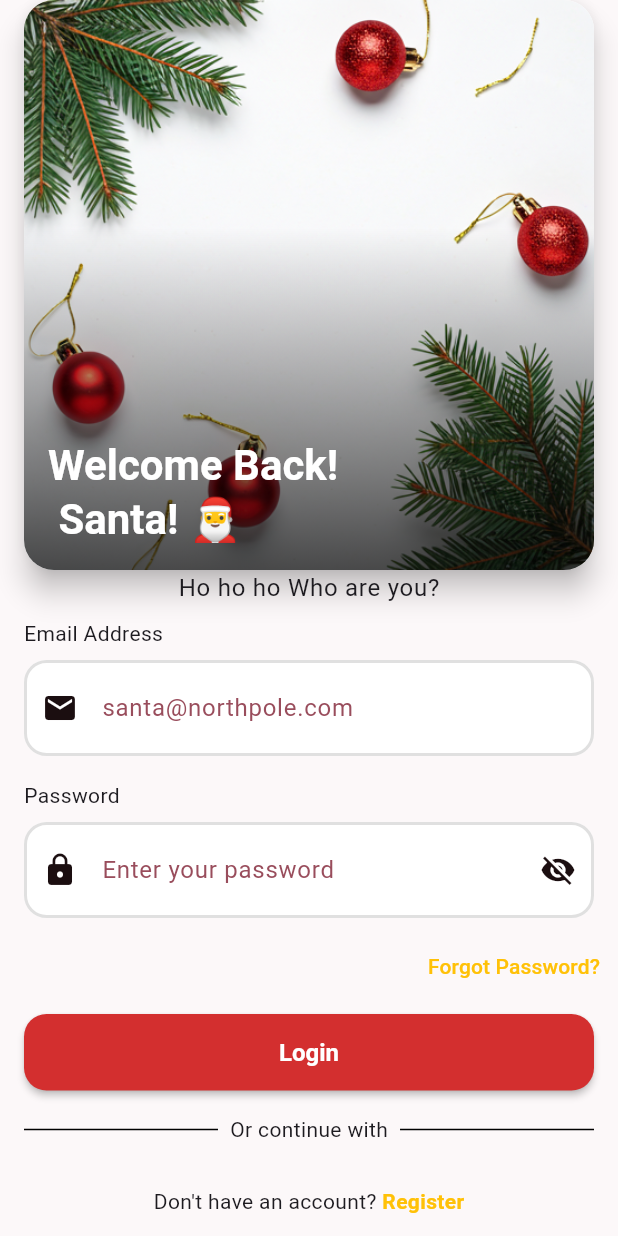
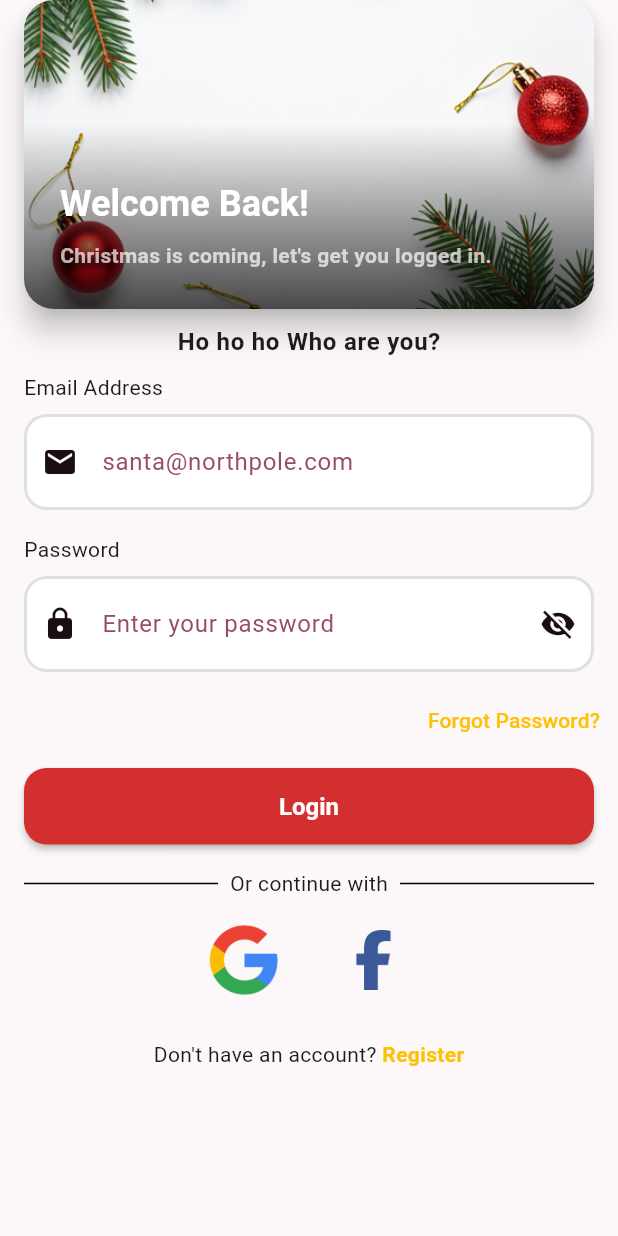
Before and after one commit to lukcza/secret-santa, a Flutter app: the screen it shows after launch, on a phone screen of 412 x 824 dp. Run offline on Flutter 3.47's test engine with Material 3 defaults, Android fonts, the phone set to English and light mode, and no system bars; our stand-ins replace cloud_firestore, equatable, firebase_auth, firebase_core, flutter_bloc, fpdart and 1 more; accounts and stored records are empty.

Commit message:
feat(ui): Split a widgets to others files - Add LoginDivider widget - Add LoginfHeaderCard widget - Start doing a L10N - Add ContextExtension

````diff
--- /dev/null
+++ b/l10n.yaml
@@ -0,0 +1,3 @@
+  "arb-dir": "lib/core/l10n"
+  "template-arb-file": "app_en.arb"
+  "output-localization-file": "app_localizations.dart"
--- /dev/null
+++ b/lib/core/extensions/context_extension.dart
@@ -0,0 +1,5 @@
+import 'package:flutter/material.dart';
+import '../l10n/app_localizations.dart';
+extension ContextExtension on BuildContext {
+  AppLocalizations get loc => AppLocalizations.of(this)!;
+}
--- /dev/null
+++ b/lib/core/l10n/app_en.arb
@@ -0,0 +1,10 @@
+{
+    "loginTitle": "Ho ho ho!\nWho are you?",
+    "emailLabel": "Email Address",
+    "passwordLabel": "Password",
+    "signInButton": "Sign In",
+    "registerLink": "Don't have an account? Sign Up",
+    "errorEmptyEmail": "Please enter your email",
+    "errorShortPassword": "Password must be at least 6 characters",
+    "welcomeImageText": "Merry Christmas!"
+}
--- /dev/null
+++ b/lib/core/l10n/app_localizations.dart
@@ -0,0 +1,182 @@
+import 'dart:async';
+
+import 'package:flutter/foundation.dart';
+import 'package:flutter/widgets.dart';
+import 'package:flutter_localizations/flutter_localizations.dart';
+import 'package:intl/intl.dart' as intl;
+
+import 'app_localizations_en.dart';
+import 'app_localizations_pl.dart';
+
+// ignore_for_file: type=lint
+
+/// Callers can lookup localized strings with an instance of AppLocalizations
+/// returned by `AppLocalizations.of(context)`.
+///
+/// Applications need to include `AppLocalizations.delegate()` in their app's
+/// `localizationDelegates` list, and the locales they support in the app's
+/// `supportedLocales` list. For example:
+///
+/// ```dart
+/// import 'l10n/app_localizations.dart';
+///
+/// return MaterialApp(
+///   localizationsDelegates: AppLocalizations.localizationsDelegates,
+///   supportedLocales: AppLocalizations.supportedLocales,
+///   home: MyApplicationHome(),
+/// );
+/// ```
+///
+/// ## Update pubspec.yaml
+///
+/// Please make sure to update your pubspec.yaml to include the following
+/// packages:
+///
+/// ```yaml
+/// dependencies:
+///   # Internationalization support.
+///   flutter_localizations:
+///     sdk: flutter
+///   intl: any # Use the pinned version from flutter_localizations
+///
+///   # Rest of dependencies
+/// ```
+///
+/// ## iOS Applications
+///
+/// iOS applications define key application metadata, including supported
+/// locales, in an Info.plist file that is built into the application bundle.
+/// To configure the locales supported by your app, you’ll need to edit this
+/// file.
+///
+/// First, open your project’s ios/Runner.xcworkspace Xcode workspace file.
+/// Then, in the Project Navigator, open the Info.plist file under the Runner
+/// project’s Runner folder.
+///
+/// Next, select the Information Property List item, select Add Item from the
+/// Editor menu, then select Localizations from the pop-up menu.
+///
+/// Select and expand the newly-created Localizations item then, for each
+/// locale your application supports, add a new item and select the locale
+/// you wish to add from the pop-up menu in the Value field. This list should
+/// be consistent with the languages listed in the AppLocalizations.supportedLocales
+/// property.
+abstract class AppLocalizations {
+  AppLocalizations(String locale)
+    : localeName = intl.Intl.canonicalizedLocale(locale.toString());
+
+  final String localeName;
+
+  static AppLocalizations? of(BuildContext context) {
+    return Localizations.of<AppLocalizations>(context, AppLocalizations);
+  }
+
+  static const LocalizationsDelegate<AppLocalizations> delegate =
+      _AppLocalizationsDelegate();
+
+  /// A list of this localizations delegate along with the default localizations
+  /// delegates.
+  ///
+  /// Returns a list of localizations delegates containing this delegate along with
+  /// GlobalMaterialLocalizations.delegate, GlobalCupertinoLocalizations.delegate,
+  /// and GlobalWidgetsLocalizations.delegate.
+  ///
+  /// Additional delegates can be added by appending to this list in
+  /// MaterialApp. This list does not have to be used at all if a custom list
+  /// of delegates is preferred or required.
+  static const List<LocalizationsDelegate<dynamic>> localizationsDelegates =
+      <LocalizationsDelegate<dynamic>>[
+        delegate,
+        GlobalMaterialLocalizations.delegate,
+        GlobalCupertinoLocalizations.delegate,
+        GlobalWidgetsLocalizations.delegate,
+      ];
+
+  /// A list of this localizations delegate's supported locales.
+  static const List<Locale> supportedLocales = <Locale>[
+    Locale('en'),
+    Locale('pl'),
+  ];
+
+  /// No description provided for @loginTitle.
+  ///
+  /// In en, this message translates to:
+  /// **'Ho ho ho!\nWho are you?'**
+  String get loginTitle;
+
+  /// No description provided for @emailLabel.
+  ///
+  /// In en, this message translates to:
+  /// **'Email Address'**
+  String get emailLabel;
+
+  /// No description provided for @passwordLabel.
+  ///
+  /// In en, this message translates to:
+  /// **'Password'**
+  String get passwordLabel;
+
+  /// No description provided for @signInButton.
+  ///
+  /// In en, this message translates to:
+  /// **'Sign In'**
+  String get signInButton;
+
+  /// No description provided for @registerLink.
+  ///
+  /// In en, this message translates to:
+  /// **'Don\'t have an account? Sign Up'**
+  String get registerLink;
+
+  /// No description provided for @errorEmptyEmail.
+  ///
+  /// In en, this message translates to:
+  /// **'Please enter your email'**
+  String get errorEmptyEmail;
+
+  /// No description provided for @errorShortPassword.
+  ///
+  /// In en, this message translates to:
+  /// **'Password must be at least 6 characters'**
+  String get errorShortPassword;
+
+  /// No description provided for @welcomeImageText.
+  ///
+  /// In en, this message translates to:
+  /// **'Merry Christmas!'**
+  String get welcomeImageText;
+}
+
+class _AppLocalizationsDelegate
+    extends LocalizationsDelegate<AppLocalizations> {
+  const _AppLocalizationsDelegate();
+
+  @override
+  Future<AppLocalizations> load(Locale locale) {
+    return SynchronousFuture<AppLocalizations>(lookupAppLocalizations(locale));
+  }
+
+  @override
+  bool isSupported(Locale locale) =>
+      <String>['en', 'pl'].contains(locale.languageCode);
+
+  @override
+  bool shouldReload(_AppLocalizationsDelegate old) => false;
+}
+
+AppLocalizations lookupAppLocalizations(Locale locale) {
+  // Lookup logic when only language code is specified.
+  switch (locale.languageCode) {
+    case 'en':
+      return AppLocalizationsEn();
+    case 'pl':
+      return AppLocalizationsPl();
+  }
+
+  throw FlutterError(
+    'AppLocalizations.delegate failed to load unsupported locale "$locale". This is likely '
+    'an issue with the localizations generation tool. Please file an issue '
+    'on GitHub with a reproducible sample app and the gen-l10n configuration '
+    'that was used.',
+  );
+}
--- /dev/null
+++ b/lib/core/l10n/app_localizations_en.dart
@@ -0,0 +1,34 @@
+// ignore: unused_import
+import 'package:intl/intl.dart' as intl;
+import 'app_localizations.dart';
+
+// ignore_for_file: type=lint
+
+/// The translations for English (`en`).
+class AppLocalizationsEn extends AppLocalizations {
+  AppLocalizationsEn([String locale = 'en']) : super(locale);
+
+  @override
+  String get loginTitle => 'Ho ho ho!\nWho are you?';
+
+  @override
+  String get emailLabel => 'Email Address';
+
+  @override
+  String get passwordLabel => 'Password';
+
+  @override
+  String get signInButton => 'Sign In';
+
+  @override
+  String get registerLink => 'Don\'t have an account? Sign Up';
+
+  @override
+  String get errorEmptyEmail => 'Please enter your email';
+
+  @override
+  String get errorShortPassword => 'Password must be at least 6 characters';
+
+  @override
+  String get welcomeImageText => 'Merry Christmas!';
+}
--- /dev/null
+++ b/lib/core/l10n/app_localizations_pl.dart
@@ -0,0 +1,34 @@
+// ignore: unused_import
+import 'package:intl/intl.dart' as intl;
+import 'app_localizations.dart';
+
+// ignore_for_file: type=lint
+
+/// The translations for Polish (`pl`).
+class AppLocalizationsPl extends AppLocalizations {
+  AppLocalizationsPl([String locale = 'pl']) : super(locale);
+
+  @override
+  String get loginTitle => 'Ho ho ho!\nKim jesteś?';
+
+  @override
+  String get emailLabel => 'Adres Email';
+
+  @override
+  String get passwordLabel => 'Hasło';
+
+  @override
+  String get signInButton => 'Zaloguj się';
+
+  @override
+  String get registerLink => 'Nie masz konta? Zarejestruj się';
+
+  @override
+  String get errorEmptyEmail => 'Proszę podać email';
+
+  @override
+  String get errorShortPassword => 'Hasło musi mieć min. 6 znaków';
+
+  @override
+  String get welcomeImageText => 'Wesołych Świąt!';
+}
--- /dev/null
+++ b/lib/core/l10n/app_pl.arb
@@ -0,0 +1,10 @@
+{
+    "loginTitle": "Ho ho ho!\nKim jesteś?",
+    "emailLabel": "Adres Email",
+    "passwordLabel": "Hasło",
+    "signInButton": "Zaloguj się",
+    "registerLink": "Nie masz konta? Zarejestruj się",
+    "errorEmptyEmail": "Proszę podać email",
+    "errorShortPassword": "Hasło musi mieć min. 6 znaków",
+    "welcomeImageText": "Wesołych Świąt!"
+}
--- a/lib/core/theme/app_theme.dart
+++ b/lib/core/theme/app_theme.dart
@@ -11,15 +11,15 @@ class AppTheme {
   static const Color backgroundLight = Color(0xFFFCF8F9);
   static const Color surfaceLight = Color(0xFFFFFFFF);
 
-  static const Color backgroundDark = Color(0xFF0F0505);
-  static const Color surfaceDark = Color(0xFF2a1215);
-  static const Color surfaceHighlight = Color(0xFF2D1519);
+  static const Color backgroundDark = Color.fromARGB(255, 31, 10, 10);
+  static const Color surfaceDark = Color.fromARGB(255, 46, 23, 25);
+  static const Color surfaceHighlight = Color.fromARGB(255, 48, 27, 30);
 
   static const Color textMain = Color(0xFF1B0E10);
   static const Color textInverse = Color(0xFFFDF2F4);
   static const Color textMuted = Color(0xFF994D5C);
 
-  static const Color borderDark = Color(0xFF4a2328);
+  static const Color borderDark = Color.fromARGB(255, 95, 45, 52);
 
   static OutlineInputBorder _border(Color color) {
     return OutlineInputBorder(
@@ -98,9 +98,9 @@ class AppTheme {
       contentPadding: const EdgeInsets.all(20),
       filled: true,
       fillColor: surfaceDark,
-      border: _border(borderDark),
+      border: _border(textMuted),
       enabledBorder: _border(surfaceHighlight),
-      focusedBorder: _border(primary),
+      focusedBorder: _border(textMuted),
       errorBorder: _border(primaryLight),
       focusedErrorBorder: _border(primaryLight),
       hintStyle: TextStyle(color: textInverse.withOpacity(0.5)),
--- a/lib/features/auth/presentation/pages/login_page.dart
+++ b/lib/features/auth/presentation/pages/login_page.dart
@@ -4,6 +4,8 @@ import 'package:fpdart/fpdart.dart';
 import 'package:secret_santa/features/auth/presentation/bloc/auth_bloc.dart';
 import 'package:secret_santa/features/auth/presentation/bloc/auth_state.dart';
 import 'package:secret_santa/features/auth/presentation/widgets/auth_field.dart';
+import 'package:secret_santa/features/auth/presentation/widgets/login_divider.dart';
+import 'package:secret_santa/features/auth/presentation/widgets/login_header_card.dart';
 
 class LoginPage extends StatelessWidget {
   LoginPage({super.key});
@@ -24,57 +26,19 @@ class LoginPage extends StatelessWidget {
       },
       child: Scaffold(
         body: SafeArea(
+          child: SingleChildScrollView(
             child: Column(
               mainAxisAlignment: MainAxisAlignment.start,
               children: [
-              Card(
-                margin: const EdgeInsets.fromLTRB(16, 0, 16, 0),
-                clipBehavior: Clip.antiAlias,
-                elevation: 8,
-                shape: RoundedRectangleBorder(
-                  borderRadius: BorderRadius.circular(20),
-                ),
-                child: Stack(
-                  fit: StackFit.passthrough,
-                  children: [
-                    Image(
-                      image: AssetImage('assets/images/cardBGLoginPage.png'),
-                      fit: BoxFit.cover,
-                    ),
-                    Positioned.fill(
-                      child: Container(
-                        decoration: BoxDecoration(
-                          gradient: LinearGradient(
-                            colors: [
-                              Colors.transparent,
-                              Colors.black.withOpacity(0.7),
-                            ],
-                            begin: Alignment.topCenter,
-                            end: Alignment.bottomCenter,
-                            stops: const [0.4, 1.0],
-                          ),
-                        ),
-                      ),
-                    ),
-                    Positioned(
-                      left: 16,
-                      bottom: 16,
+                LoginHeaderCard(),
+                Container(
+                  margin: const EdgeInsets.only(top:10,),
                   child: Text(
-                        "Welcome Back!\n Santa! 🎅",
-                        style: Theme.of(
-                          context,
-                        ).textTheme.headlineMedium?.copyWith(
-                          color: Colors.white,
+                    "Ho ho ho Who are you?",
+                    style: Theme.of(context).textTheme.bodyLarge?.copyWith(
                           fontWeight: FontWeight.bold,
                     ),
                   ),
-                    ),
-                  ],
-                ),
-              ),
-              Text(
-                "Ho ho ho Who are you?",
-                style: Theme.of(context).textTheme.bodyLarge,
                 ),
                 AuthField(
                   labelText: "Email Address",
@@ -106,47 +70,44 @@ class LoginPage extends StatelessWidget {
                   ],
                 ),
                 Container(
-                margin: const EdgeInsets.symmetric(horizontal: 16, vertical: 8),
+                  margin: const EdgeInsets.symmetric(
+                    horizontal: 16,
+                    vertical: 8,
+                  ),
                   child: ElevatedButton(
                     style: ElevatedButton.styleFrom(
                       minimumSize: const Size(double.infinity, 50),
                     ),
-                  onPressed: ()=>debugPrint("Login clicked"),
+                    onPressed: () => debugPrint("Login clicked"),
                     child: Text("Login"),
                   ),
                 ),
-              Container(
-                margin: const EdgeInsets.symmetric(horizontal: 16, vertical: 8),
-                child: Row(
-                  children: [
-                    Expanded(child: Divider(color: Theme.of(context).colorScheme.outline)),
-                    Padding(
-                      padding: const EdgeInsets.symmetric(horizontal: 8),
-                      child: Text(
-                        "Or continue with",
-                        style: Theme.of(context).textTheme.bodyMedium,
-                      ),
-                    ),
-                    Expanded(child: Divider(color: Theme.of(context).colorScheme.outline)),
-                  ],
-                ),
-              ),
-              /*Row(
+                LoginDivider(),
+                Row(
                   mainAxisAlignment: MainAxisAlignment.center,
                   children: [
                     IconButton(
-                    icon: Image.asset('assets/images/google_icon.png'),
-                    iconSize: 50,
+                      icon: Image.asset(
+                        'assets/images/google_icon.png',
+                        height: 50,
+                        width: 50,
+                      ),
+                      iconSize: 1,
                       onPressed: () => debugPrint("Google login clicked"),
                     ),
                     SizedBox(width: 20),
                     IconButton(
-                    icon: Image.asset('assets/images/facebook_icon.png'),
-                    iconSize: 50,
+                      icon: Image.asset(
+                        'assets/images/facebook_icon.png',
+                        height: 50,
+                        width: 50,
+                        color: Color.fromARGB(255, 59, 89, 152),
+                      ),
+                      iconSize: 1,
                       onPressed: () => debugPrint("Facebook login clicked"),
                     ),
                   ],
-              ),*/
+                ),
                 SizedBox(height: 20),
                 Row(
                   mainAxisAlignment: MainAxisAlignment.center,
@@ -171,6 +132,7 @@ class LoginPage extends StatelessWidget {
             ),
           ),
         ),
+      ),
     );
   }
 }
--- /dev/null
+++ b/lib/features/auth/presentation/widgets/login_divider.dart
@@ -0,0 +1,29 @@
+import 'package:flutter/material.dart';
+
+class LoginDivider extends StatelessWidget {
+  const LoginDivider({super.key});
+
+  @override
+  Widget build(BuildContext context) {
+    return Container(
+      margin: const EdgeInsets.symmetric(horizontal: 16, vertical: 8),
+      child: Row(
+        children: [
+          Expanded(
+            child: Divider(color: Theme.of(context).colorScheme.outline),
+          ),
+          Padding(
+            padding: const EdgeInsets.symmetric(horizontal: 8),
+            child: Text(
+              "Or continue with",
+              style: Theme.of(context).textTheme.bodyMedium,
+            ),
+          ),
+          Expanded(
+            child: Divider(color: Theme.of(context).colorScheme.outline),
+          ),
+        ],
+      ),
+    );
+  }
+}
--- /dev/null
+++ b/lib/features/auth/presentation/widgets/login_header_card.dart
@@ -0,0 +1,73 @@
+import 'package:flutter/material.dart';
+
+class LoginHeaderCard extends StatelessWidget {
+  const LoginHeaderCard({super.key});
+
+  @override
+  Widget build(BuildContext context) {
+    return Card(
+      margin: const EdgeInsets.fromLTRB(16, 0, 16, 0),
+      clipBehavior: Clip.antiAlias,
+      elevation: 8,
+      shape: RoundedRectangleBorder(
+        borderRadius: BorderRadius.circular(20),
+      ),
+      child: Stack(
+        fit: StackFit.passthrough,
+        children: [
+          Image(
+            height: MediaQuery.of(context).size.height * 0.25,
+            width: double.infinity,
+            image: AssetImage('assets/images/cardBGLoginPage.png'),
+            fit: BoxFit.cover,
+          ),
+          Positioned.fill(
+            child: Container(
+              decoration: BoxDecoration(
+                gradient: LinearGradient(
+                  colors: [
+                    Colors.transparent,
+                    Colors.black.withOpacity(0.7),
+                  ],
+                  begin: Alignment.topCenter,
+                  end: Alignment.bottomCenter,
+                  stops: const [0.4, 1.0],
+                ),
+              ),
+            ),
+          ),
+          Positioned(
+            left: 8,
+            bottom: 10,
+            child:
+            Padding(
+              padding: const EdgeInsets.all(16.0),
+              child: Column(
+                mainAxisSize: MainAxisSize.min,
+                crossAxisAlignment: CrossAxisAlignment.start,
+                children: [
+                  Text(
+                    "Welcome Back!",
+                    style: Theme.of(context).textTheme.headlineSmall?.copyWith(
+                          color: Colors.white,
+                          fontWeight: FontWeight.bold,
+
+                        ),
+                  ),
+                  const SizedBox(height: 8),
+                  Text(
+                    "Christmas is coming, let's get you logged in.",
+                    style: Theme.of(context).textTheme.bodyMedium?.copyWith(
+                          color: Colors.white70,
+                          fontWeight: FontWeight.bold,
+                        ),
+                  ),
+                ],
+              ),
+            ),
+          ),
+        ],
+      ),
+    );
+  }
+}
--- a/lib/main.dart
+++ b/lib/main.dart
@@ -1,10 +1,12 @@
 import 'package:flutter/material.dart';
 import 'package:firebase_core/firebase_core.dart';
 import 'package:flutter_bloc/flutter_bloc.dart';
+import 'package:flutter_localizations/flutter_localizations.dart';
 import 'package:secret_santa/core/theme/app_theme.dart';
 import 'package:secret_santa/features/auth/presentation/bloc/auth_bloc.dart';
 import 'package:secret_santa/features/auth/presentation/bloc/auth_event.dart';
 import 'package:secret_santa/features/auth/presentation/pages/auth_wrapper.dart';
+import 'package:secret_santa/core/l10n/app_localizations.dart';
 import 'firebase_options.dart';
 import 'package:secret_santa/injection_container.dart' as di;
 void main() async{
@@ -28,6 +30,12 @@ class MyApp extends StatelessWidget {
       ],
       child: MaterialApp(
         title: 'Secret Santa',
+        localizationsDelegates: [
+           AppLocalizations.delegate,
+           GlobalMaterialLocalizations.delegate,
+           GlobalWidgetsLocalizations.delegate,
+           GlobalCupertinoLocalizations.delegate,
+        ],
         debugShowCheckedModeBanner: false,
         theme: AppTheme.lightThemeMode,
         darkTheme: AppTheme.darkThemeMode,
````
Also changed, not shown: pubspec.yaml (+7 -2 lines), assets/images/facebook_icon.png (added), assets/images/google_icon.png (added), pubspec.lock, 1 other file. Lines whose indentation alone changed are shown as unchanged.
